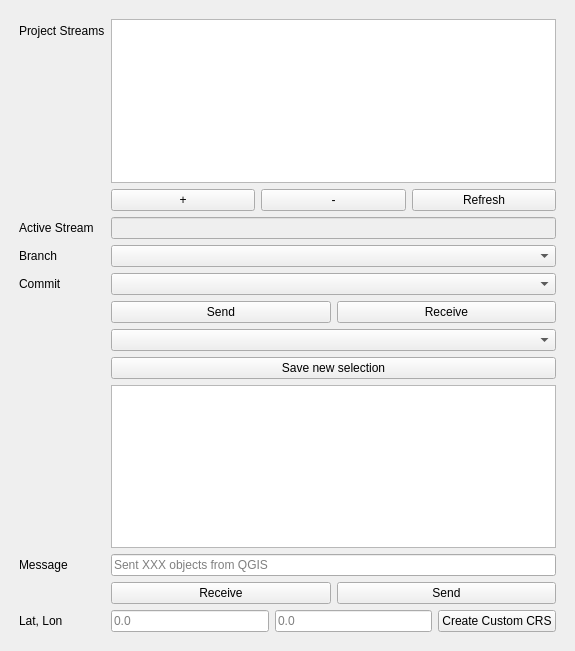
First picture: the form in ui/speckle_qgis_dialog_base.ui, repository specklesystems/speckle-qgis, before the edit.
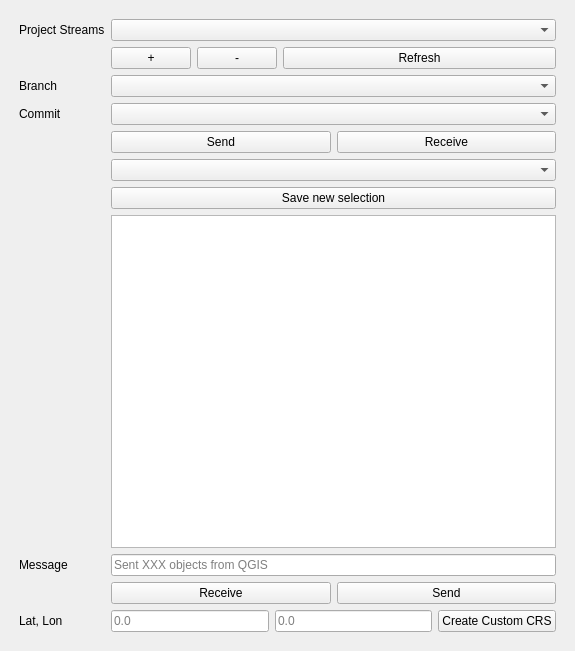
Second picture: the form after the edit.

Commit message: fold stream selection list

What changed in the file:
```diff
--- a/ui/speckle_qgis_dialog_base.ui
+++ b/ui/speckle_qgis_dialog_base.ui
@@ -39,25 +39,26 @@
          </widget>
         </item>
         <item row="0" column="1">
-         <widget class="QListWidget" name="streamList">
-          <property name="sizePolicy">
-           <sizepolicy hsizetype="Expanding" vsizetype="MinimumExpanding">
-            <horstretch>0</horstretch>
-            <verstretch>0</verstretch>
-           </sizepolicy>
-          </property>
-          <property name="sizeAdjustPolicy">
-           <enum>QAbstractScrollArea::AdjustToContents</enum>
-          </property>
-          <property name="resizeMode">
-           <enum>QListView::Fixed</enum>
-          </property>
-          <property name="viewMode">
-           <enum>QListView::ListMode</enum>
-          </property>
-         </widget>
+         <widget class="QComboBox" name="streamList"/>
         </item>
         <item row="1" column="1">
+
+        <layout class="QFormLayout" name="formLayout">
+          <property name="leftMargin">
+          <number>0</number>
+          </property>
+          <property name="topMargin">
+          <number>0</number>
+          </property>
+          <property name="rightMargin">
+          <number>0</number>
+          </property>
+          <property name="bottomMargin">
+          <number>0</number>
+          </property>
+          <item row="0" column="0">
+
+
          <layout class="QHBoxLayout" name="streamListButtons">
           <item>
            <widget class="QPushButton" name="streams_add_button">
@@ -73,6 +74,11 @@
             </property>
            </widget>
           </item>
+            </layout>
+          </item>
+
+          <item row="0" column="1">
+            <layout class="QHBoxLayout" name="refrBtn">
           <item>
            <widget class="QPushButton" name="reloadButton">
             <property name="enabled">
@@ -85,23 +91,10 @@
           </item>
          </layout>
         </item>
-        <item row="2" column="0">
-         <widget class="QLabel" name="streamIdLabel">
-          <property name="text">
-           <string>Active Stream</string>
-          </property>
-         </widget>
+
+         </layout>
         </item>
-        <item row="2" column="1">
-         <widget class="QLineEdit" name="streamIdField">
-          <property name="enabled">
-           <bool>false</bool>
-          </property>
-          <property name="clearButtonEnabled">
-           <bool>false</bool>
-          </property>
-         </widget>
-        </item>
+
         <item row="3" column="0">
          <widget class="QLabel" name="streamBranchLabel">
           <property name="text">
```
Lines whose indentation alone changed are shown as unchanged. The commit also changes 2 other files.
